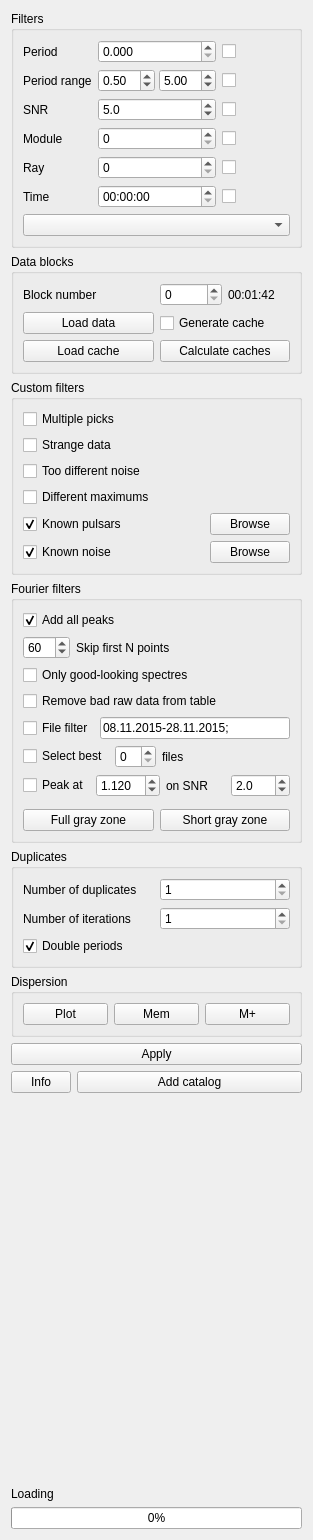
This is src/analytics.ui in vtyulb/BSA-Analytics as Qt 5 draws it before an edit. The edited form follows.
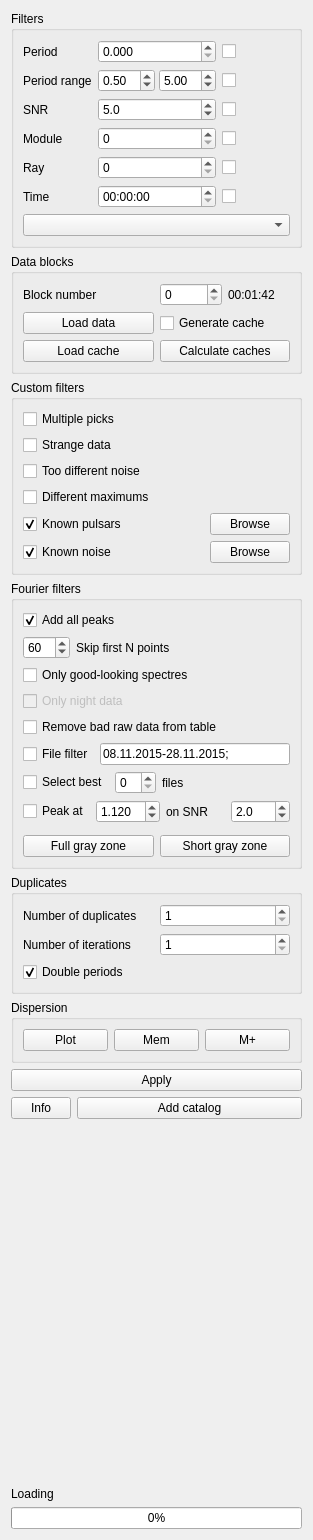
This is the edited form.

Commit message: only night data checkbox

```diff
--- a/src/analytics.ui
+++ b/src/analytics.ui
@@ -471,6 +471,16 @@
         </property>
        </widget>
       </item>
+      <item>
+       <widget class="QCheckBox" name="fourierOnlyNightData">
+        <property name="enabled">
+         <bool>false</bool>
+        </property>
+        <property name="text">
+         <string>Only night data</string>
+        </property>
+       </widget>
+      </item>
       <item>
        <widget class="QCheckBox" name="fourierRemoveBadRawData">
         <property name="text">
```
